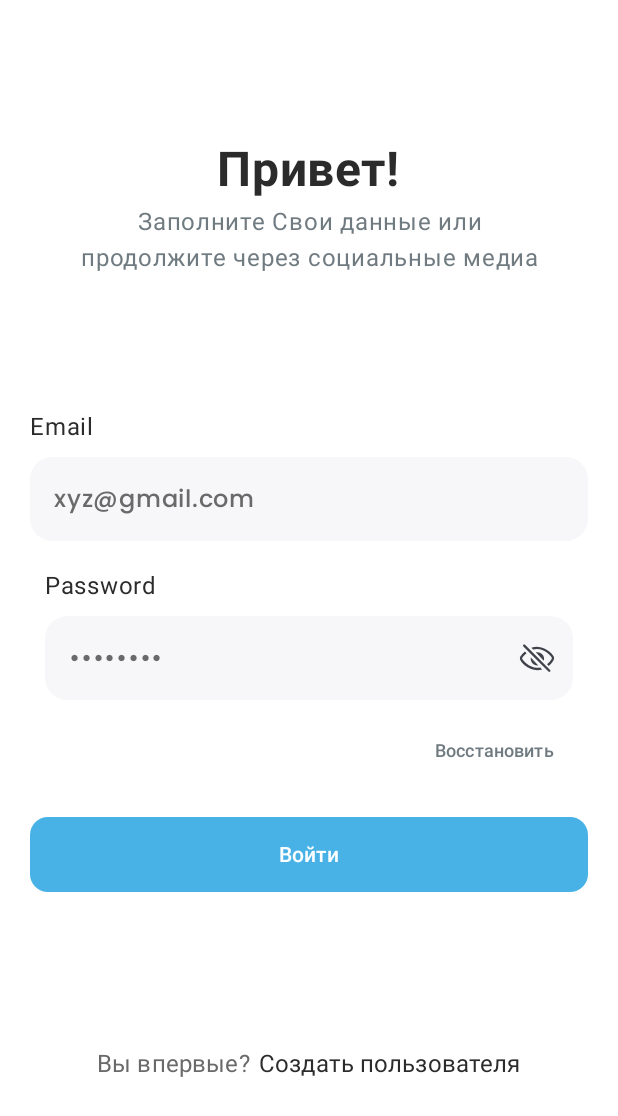
After one commit to Goorle/Matule, an Android app built with Jetpack Compose: the composable NavigationApp shown on its own in the app's theme, on a phone screen of 412 x 824 dp. The commit adds this screen. Shown: the top 1116 px of the screen. Run offline under Robolectric (Android 15) with nearby library versions, the phone set to English and light mode, and no system bars.

Commit message:
create SignIn Design

```diff
--- a/app/src/main/java/com/example/matule/domain/Font/Poppins.kt
+++ b/app/src/main/java/com/example/matule/domain/Font/Poppins.kt
@@ -4,13 +4,3 @@ import androidx.compose.ui.text.font.Font
 import androidx.compose.ui.text.font.FontFamily
 import androidx.compose.ui.text.font.FontWeight
 import com.example.matule.R
-
-class Poppins {
-    val poppins = FontFamily(
-        Font(R.font.poppins_regular, FontWeight.Normal),
-        Font(R.font.poppins_medium, FontWeight.Medium),
-        Font(R.font.poppins_bold, FontWeight.Bold),
-        Font(R.font.poppins_semibold, FontWeight.SemiBold),
-        Font(R.font.poppins_light, FontWeight.Light)
-    )
-}
--- a/app/src/main/java/com/example/matule/presentation/MainActivity.kt
+++ b/app/src/main/java/com/example/matule/presentation/MainActivity.kt
@@ -4,12 +4,23 @@ import android.os.Bundle
 import androidx.activity.ComponentActivity
 import androidx.activity.compose.setContent
 import androidx.activity.enableEdgeToEdge
+import androidx.compose.runtime.Composable
+import androidx.navigation.compose.rememberNavController
+import com.example.matule.presentation.navigation.NavigationApp
 
 class MainActivity : ComponentActivity() {
     override fun onCreate(savedInstanceState: Bundle?) {
         super.onCreate(savedInstanceState)
         enableEdgeToEdge()
         setContent {
+            MainScreen()
         }
     }
 }
+
+@Composable
+fun MainScreen() {
+    NavigationApp(
+        rememberNavController()
+    )
+}
--- /dev/null
+++ b/app/src/main/java/com/example/matule/presentation/navigation/NavigationApp.kt
@@ -0,0 +1,21 @@
+package com.example.matule.presentation.navigation
+
+import androidx.compose.runtime.Composable
+import androidx.navigation.NavHostController
+import androidx.navigation.compose.NavHost
+import androidx.navigation.compose.composable
+import com.example.matule.presentation.screens.SignInScreen
+
+@Composable
+fun NavigationApp(
+    navHostController: NavHostController
+) {
+    NavHost(
+        navController = navHostController,
+        startDestination = Routes.SignIn.route
+    ) {
+        composable(Routes.SignIn.route) {
+            SignInScreen()
+        }
+    }
+}
--- /dev/null
+++ b/app/src/main/java/com/example/matule/presentation/navigation/Routes.kt
@@ -0,0 +1,5 @@
+package com.example.matule.presentation.navigation
+
+sealed class Routes(val route: String) {
+    object SignIn: Routes("SignIn")
+}
--- /dev/null
+++ b/app/src/main/java/com/example/matule/presentation/screens/SignInScreen.kt
@@ -0,0 +1,255 @@
+package com.example.matule.presentation.screens
+
+import androidx.compose.foundation.background
+import androidx.compose.foundation.layout.Arrangement
+import androidx.compose.foundation.layout.Column
+import androidx.compose.foundation.layout.Row
+import androidx.compose.foundation.layout.Spacer
+import androidx.compose.foundation.layout.fillMaxSize
+import androidx.compose.foundation.layout.fillMaxWidth
+import androidx.compose.foundation.layout.height
+import androidx.compose.foundation.layout.padding
+import androidx.compose.foundation.layout.size
+import androidx.compose.foundation.layout.width
+import androidx.compose.foundation.lazy.LazyColumn
+import androidx.compose.foundation.shape.RoundedCornerShape
+import androidx.compose.material3.Button
+import androidx.compose.material3.ButtonDefaults
+import androidx.compose.material3.Icon
+import androidx.compose.material3.IconButton
+import androidx.compose.material3.Text
+import androidx.compose.material3.TextButton
+import androidx.compose.material3.TextField
+import androidx.compose.material3.TextFieldDefaults
+import androidx.compose.runtime.Composable
+import androidx.compose.ui.Alignment
+import androidx.compose.ui.Modifier
+import androidx.compose.ui.res.painterResource
+import androidx.compose.ui.text.TextStyle
+import androidx.compose.ui.text.font.FontWeight
+import androidx.compose.ui.text.input.PasswordVisualTransformation
+import androidx.compose.ui.text.input.VisualTransformation
+import androidx.compose.ui.text.style.TextAlign
+import androidx.compose.ui.tooling.preview.Preview
+import androidx.compose.ui.unit.dp
+import androidx.compose.ui.unit.sp
+import androidx.lifecycle.viewmodel.compose.viewModel
+import com.example.matule.R
+import com.example.matule.presentation.ui.theme.Accent
+import com.example.matule.presentation.ui.theme.Background
+import com.example.matule.presentation.ui.theme.Block
+import com.example.matule.presentation.ui.theme.Disable
+import com.example.matule.presentation.ui.theme.Hint
+import com.example.matule.presentation.ui.theme.SubTextDark
+import com.example.matule.presentation.ui.theme.TextColor
+import com.example.matule.presentation.ui.theme.poppins
+import com.example.matule.presentation.viewmodel.SignInViewModel
+
+@Composable
+fun SignInScreen(
+    viewModel: SignInViewModel = viewModel()
+) {
+    LazyColumn(
+        modifier = Modifier
+            .fillMaxSize()
+            .background(Block)
+            .padding(vertical = 20.dp, horizontal = 10.dp),
+        horizontalAlignment = Alignment.CenterHorizontally,
+        verticalArrangement = Arrangement.SpaceEvenly
+    ) {
+        item {
+            Text(
+                text = "Привет!",
+                fontSize = 32.sp,
+                lineHeight = 37.sp,
+                fontFamily = poppins,
+                fontWeight = FontWeight.Bold,
+                color = TextColor,
+
+            )
+            Text(
+                text = "Заполните Свои данные или\nпродолжите через социальные медиа",
+                fontSize = 16.sp,
+                color = SubTextDark,
+                fontFamily = poppins,
+                textAlign = TextAlign.Center,
+                lineHeight = 24.sp,
+            )
+        }
+        item {
+            Column(
+                modifier = Modifier
+                    .fillMaxSize()
+                    .padding(vertical = 20.dp, horizontal = 10.dp),
+            ) {
+                Column {
+                    Text(
+                        "Email",
+                        fontSize = 16.sp,
+                        color = TextColor,
+                        lineHeight = 20.sp,
+                    )
+                    Spacer(Modifier.height(10.dp))
+                    TextField(
+                        modifier = Modifier
+                            .fillMaxWidth(),
+                        maxLines = 1,
+                        value = viewModel.login,
+                        onValueChange = {
+                            viewModel.login = it
+                        },
+                        placeholder = {
+                            Text(
+                                text = "xyz@gmail.com",
+                                fontSize = 16.sp,
+                                color = Hint,
+                                fontFamily = poppins,
+                                fontWeight = FontWeight.Medium
+                            )
+                        },
+                        textStyle = TextStyle(
+                            fontFamily = poppins,
+                            fontSize = 16.sp
+                        ),
+                        colors = TextFieldDefaults.colors(
+                            unfocusedContainerColor = Background,
+                            focusedContainerColor = Background,
+                            unfocusedIndicatorColor = Background,
+                            focusedIndicatorColor = Background,
+                            cursorColor = TextColor,
+                            focusedTextColor = TextColor,
+                            unfocusedTextColor = TextColor
+                        ),
+                        shape = RoundedCornerShape(15.dp)
+                    )
+                }
+
+                Column(
+                    modifier = Modifier
+                        .fillMaxSize()
+                        .padding(vertical = 20.dp, horizontal = 10.dp),
+                ) {
+                    Text(
+                        "Password",
+                        fontSize = 16.sp,
+                        color = TextColor,
+                        lineHeight = 20.sp,
+                    )
+                    Spacer(Modifier.height(10.dp))
+                    TextField(
+                        modifier = Modifier
+                            .fillMaxWidth(),
+                        maxLines = 1,
+                        value = viewModel.password,
+                        onValueChange = {
+                            viewModel.password = it
+                        },
+                        placeholder = {
+                            Text(
+                                text = "••••••••",
+                                fontSize = 16.sp,
+                                color = Hint,
+                                fontFamily = poppins,
+                                fontWeight = FontWeight.Medium
+                            )
+                        },
+                        textStyle = TextStyle(
+                            fontFamily = poppins,
+                            fontSize = 16.sp
+                        ),
+                        trailingIcon = {
+                            IconButton(
+                                onClick = {
+                                    if (viewModel.visualPassword is PasswordVisualTransformation)
+                                        viewModel.visualPassword = VisualTransformation.None
+                                    else viewModel.visualPassword = PasswordVisualTransformation()
+                                }
+                            ) {
+                                Icon(
+                                    painter = if (viewModel.visualPassword is PasswordVisualTransformation) painterResource(
+                                        R.drawable.eye_close
+                                    )
+                                    else painterResource(R.drawable.eye_open),
+                                    contentDescription = "Visible password",
+                                    modifier = Modifier
+                                        .size(24.dp)
+                                )
+                            }
+                        },
+                        colors = TextFieldDefaults.colors(
+                            unfocusedContainerColor = Background,
+                            focusedContainerColor = Background,
+                            unfocusedIndicatorColor = Background,
+                            focusedIndicatorColor = Background,
+                            cursorColor = TextColor,
+                            focusedTextColor = TextColor,
+                            unfocusedTextColor = TextColor
+                        ),
+                        shape = RoundedCornerShape(15.dp),
+                        visualTransformation = viewModel.visualPassword
+                    )
+                    Spacer(Modifier.height(10.dp))
+                    TextButton(
+                        onClick = {},
+                        modifier = Modifier.align(Alignment.End)
+                    ) {
+                        Text(
+                            text = "Восстановить",
+                            fontFamily = poppins,
+                            fontSize = 12.sp,
+                            color = SubTextDark,
+                        )
+                    }
+                }
+                Button(
+                    onClick = {},
+                    modifier = Modifier
+                        .fillMaxWidth()
+                        .height(50.dp),
+                    shape = RoundedCornerShape(12.dp),
+                    colors = ButtonDefaults.buttonColors(
+                        contentColor = Block,
+                        containerColor = Accent,
+                        disabledContainerColor = Disable
+                    )
+                ) {
+                    Text(
+                        text = "Войти",
+                        fontFamily = poppins,
+                        fontSize = 14.sp,
+                        fontWeight = FontWeight.SemiBold
+                    )
+                }
+            }
+        }
+        item {
+            TextButton(
+                onClick = {}
+            ) {
+                Row(
+                    horizontalArrangement = Arrangement.Center,
+                ) {
+                    Text(
+                        text = "Вы впервые?",
+                        color = Hint,
+                        fontSize = 16.sp,
+                        fontWeight = FontWeight.Normal
+                    )
+                    Spacer(Modifier.width(5.dp))
+                    Text(
+                        text = "Создать пользователя",
+                        color = TextColor,
+                        fontSize = 16.sp,
+                        fontWeight = FontWeight.Normal
+                    )
+                }
+            }
+        }
+    }
+}
+
+@Preview(showBackground = true)
+@Composable
+fun SignInPreview() {
+    SignInScreen()
+}
--- a/app/src/main/java/com/example/matule/presentation/ui/theme/Type.kt
+++ b/app/src/main/java/com/example/matule/presentation/ui/theme/Type.kt
@@ -2,11 +2,22 @@ package com.example.matule.presentation.ui.theme
 
 import androidx.compose.material3.Typography
 import androidx.compose.ui.text.TextStyle
+import androidx.compose.ui.text.font.Font
 import androidx.compose.ui.text.font.FontFamily
 import androidx.compose.ui.text.font.FontWeight
 import androidx.compose.ui.unit.sp
+import com.example.matule.R
 
 // Set of Material typography styles to start with
+
+val poppins = FontFamily(
+    Font(R.font.poppins_regular, FontWeight.Normal),
+    Font(R.font.poppins_medium, FontWeight.Medium),
+    Font(R.font.poppins_bold, FontWeight.Bold),
+    Font(R.font.poppins_semibold, FontWeight.SemiBold),
+    Font(R.font.poppins_light, FontWeight.Light)
+)
+
 val Typography = Typography(
     bodyLarge = TextStyle(
         fontFamily = FontFamily.Default,
--- /dev/null
+++ b/app/src/main/java/com/example/matule/presentation/viewmodel/SignInViewModel.kt
@@ -0,0 +1,14 @@
+package com.example.matule.presentation.viewmodel
+
+import androidx.compose.runtime.getValue
+import androidx.compose.runtime.mutableStateOf
+import androidx.compose.runtime.setValue
+import androidx.compose.ui.text.input.PasswordVisualTransformation
+import androidx.compose.ui.text.input.VisualTransformation
+import androidx.lifecycle.ViewModel
+
+class SignInViewModel: ViewModel() {
+    var login by mutableStateOf("")
+    var password by mutableStateOf("")
+    var visualPassword by mutableStateOf<VisualTransformation>(PasswordVisualTransformation())
+}
--- /dev/null
+++ b/app/src/main/res/drawable/eye_close.xml
@@ -0,0 +1,25 @@
+<vector xmlns:android="http://schemas.android.com/apk/res/android"
+    android:width="25dp"
+    android:height="24dp"
+    android:viewportWidth="25"
+    android:viewportHeight="24">
+  <group>
+    <clip-path
+        android:pathData="M0.5,0h24v24h-24z"/>
+    <path
+        android:pathData="M3.038,2.64C2.718,2.959 2.718,3.477 3.038,3.797L20.461,21.22C20.781,21.54 21.299,21.54 21.618,21.22C21.938,20.901 21.938,20.383 21.618,20.063L4.195,2.64C3.875,2.32 3.357,2.32 3.038,2.64Z"
+        android:fillColor="#2B2B2B"/>
+    <path
+        android:pathData="M0.5,11.829C0.5,11.136 1.889,9.102 4.126,7.271L5.26,8.458C5.193,8.512 5.127,8.566 5.061,8.621C4.068,9.448 3.278,10.303 2.75,11.003C2.484,11.355 2.304,11.643 2.198,11.849C2.18,11.883 2.165,11.913 2.154,11.937L2.156,11.946C2.175,12.025 2.209,12.131 2.265,12.264C2.377,12.533 2.561,12.867 2.828,13.25C3.362,14.015 4.164,14.884 5.179,15.703C7.225,17.354 9.942,18.647 12.773,18.647C13.459,18.647 14.132,18.567 14.784,18.421L16.072,19.769C15.031,20.094 13.925,20.284 12.773,20.284C6.145,20.284 0.5,14.283 0.5,11.829Z"
+        android:fillColor="#2B2B2B"/>
+    <path
+        android:pathData="M8.136,12.374C8.136,12.091 8.162,11.814 8.21,11.544L13.396,16.969C13.192,16.997 12.984,17.011 12.773,17.011C10.212,17.011 8.136,14.935 8.136,12.374Z"
+        android:fillColor="#2B2B2B"/>
+    <path
+        android:pathData="M11.655,7.874L17.219,13.694C17.343,13.276 17.409,12.833 17.409,12.374C17.409,9.814 15.333,7.738 12.773,7.738C12.387,7.738 12.013,7.785 11.655,7.874Z"
+        android:fillColor="#2B2B2B"/>
+    <path
+        android:pathData="M20.044,15.643C19.871,15.795 19.692,15.944 19.508,16.089L20.643,17.277C23.03,15.351 24.5,13 24.5,11.829C24.5,9.92 19.127,3.92 12.5,3.92C11.128,3.92 9.809,4.2 8.581,4.658L9.83,5.964C10.693,5.705 11.589,5.556 12.5,5.556C15.327,5.556 17.977,6.846 19.963,8.436C20.947,9.224 21.722,10.05 22.236,10.753C22.493,11.105 22.667,11.402 22.77,11.626C22.826,11.747 22.85,11.822 22.859,11.856C22.851,11.905 22.825,12.021 22.749,12.21C22.645,12.47 22.474,12.799 22.228,13.179C21.734,13.938 20.991,14.814 20.044,15.643Z"
+        android:fillColor="#2B2B2B"/>
+  </group>
+</vector>
--- /dev/null
+++ b/app/src/main/res/drawable/eye_open.xml
@@ -0,0 +1,9 @@
+<vector xmlns:android="http://schemas.android.com/apk/res/android"
+    android:width="25dp"
+    android:height="24dp"
+    android:viewportWidth="25"
+    android:viewportHeight="24">
+  <path
+      android:pathData="M12.5,9C13.296,9 14.059,9.316 14.621,9.879C15.184,10.441 15.5,11.204 15.5,12C15.5,12.796 15.184,13.559 14.621,14.121C14.059,14.684 13.296,15 12.5,15C11.704,15 10.941,14.684 10.379,14.121C9.816,13.559 9.5,12.796 9.5,12C9.5,11.204 9.816,10.441 10.379,9.879C10.941,9.316 11.704,9 12.5,9ZM12.5,4.5C17.5,4.5 21.77,7.61 23.5,12C21.77,16.39 17.5,19.5 12.5,19.5C7.5,19.5 3.23,16.39 1.5,12C3.23,7.61 7.5,4.5 12.5,4.5ZM3.68,12C4.488,13.65 5.743,15.041 7.302,16.013C8.862,16.986 10.662,17.501 12.5,17.501C14.338,17.501 16.138,16.986 17.698,16.013C19.257,15.041 20.512,13.65 21.32,12C20.512,10.35 19.257,8.959 17.698,7.987C16.138,7.014 14.338,6.499 12.5,6.499C10.662,6.499 8.862,7.014 7.302,7.987C5.743,8.959 4.488,10.35 3.68,12Z"
+      android:fillColor="#2B2B2B"/>
+</vector>
```
